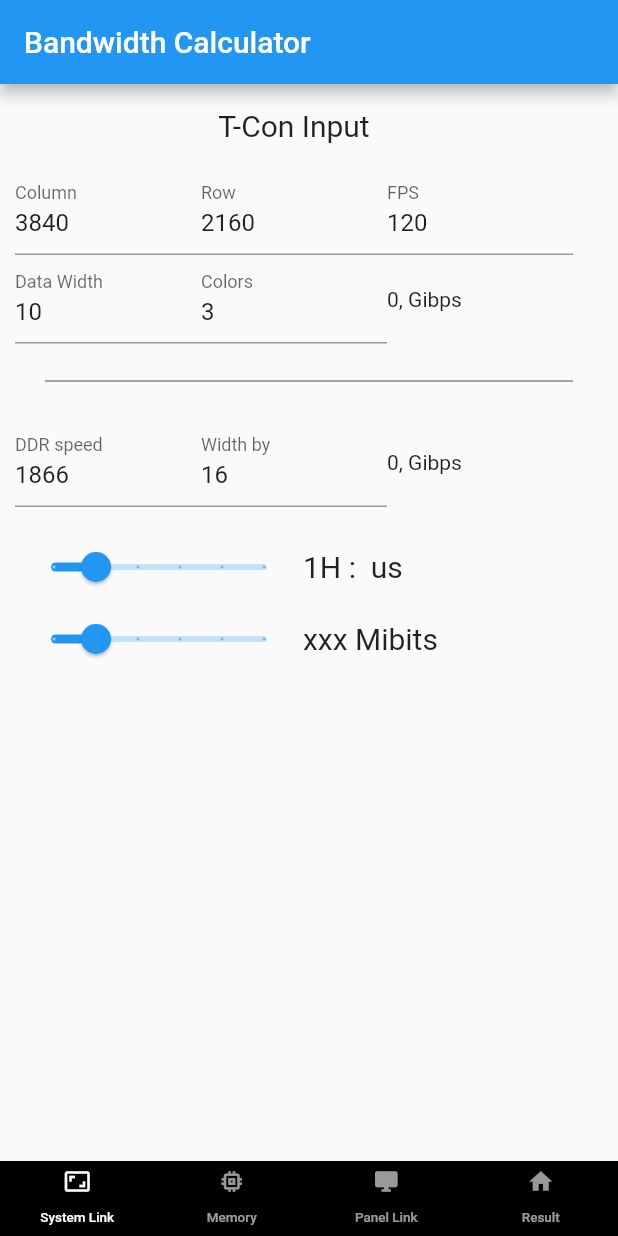
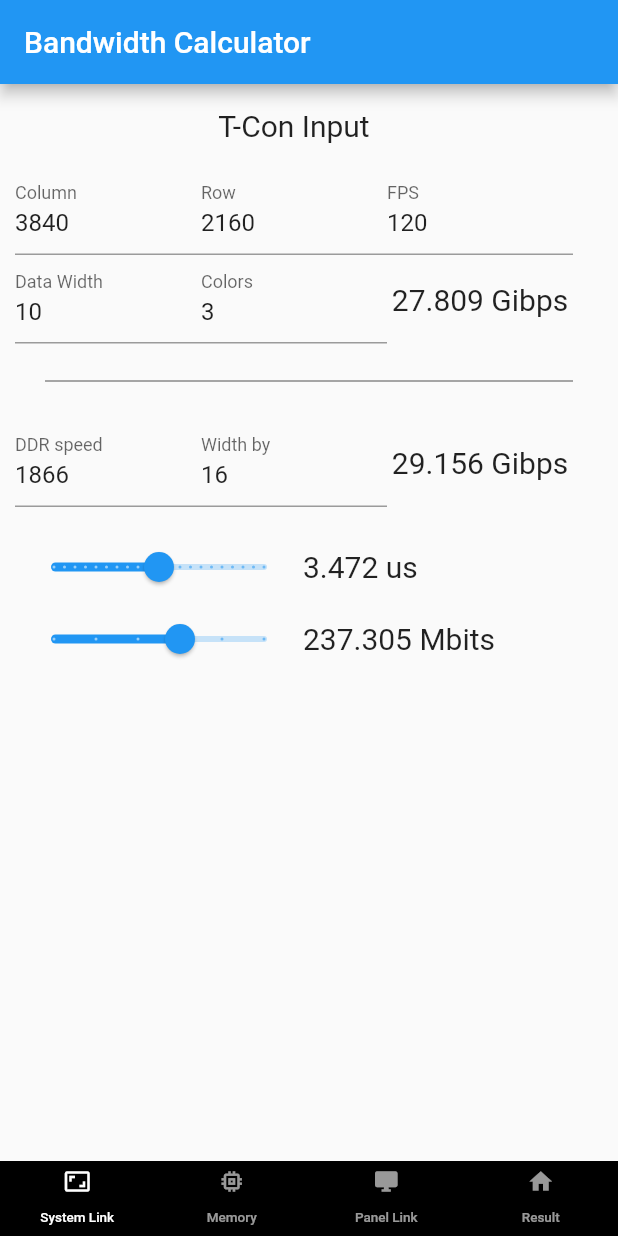
Before and after one commit to hominlim/display_bandwidth_calc, a Flutter app: the screen it shows after launch, on a phone screen of 412 x 824 dp. Run offline on Flutter 3.47's test engine with Material 2 defaults, Android fonts, the light colour scheme and no system bars.

Commit message:
Nov. 27, night

```diff
--- a/lib/screens/tcon_input_screen.dart
+++ b/lib/screens/tcon_input_screen.dart
@@ -19,53 +19,57 @@ class _TconInputScreenState extends State<TconInputScreen> {
   final _ddrSpeedController = TextEditingController(text: "1866");
   final _ddrWidthController = TextEditingController(text: "16");
 
-  var bps_calc_video = 0;
-  var bps_calc_result_gibps = 0;
-  var bps_calc_ddr = 0;
-  var _resultDisplay = 0.00;
-
-  String _resultDimmension = 'bps';
-  String _resultString = '';
-  String _resultVString = '';
-  String _resultHString = '';
+  double bps_calc_video = 0;
+  double bps_calc_result_gibps = 0;
+  double bps_calc_ddr = 0;
+  double _resultDisplay = 0.00;
 
   double vertical_time = 0;
   double horizontal_time = 0;
 
+  double storage_video_result_mbits = 0;
+  double _horizontalTimeSliderValue = 10;
+
   @override
   void initState() {
+    _bpsCalcResult();
     super.initState();
   }
 
-  void _bpsCalcResult(String bps) {
-    var number_of_column = int.parse(_columnController.text);
-    var number_of_row = int.parse(_rowController.text);
-    var frame_frequency = int.parse(_fpsController.text);
-    var number_of_color = int.parse(_colorController.text);
-    var data_width = int.parse(_dataWidthController.text);
-    var ddr_speed = int.parse(_ddrSpeedController.text);
-    var ddr_width = int.parse(_ddrWidthController.text);
+  void _bpsCalcResult() {
+    var number_of_column = double.parse(_columnController.text);
+    var number_of_row = double.parse(_rowController.text);
+    var frame_frequency = double.parse(_fpsController.text);
+    var number_of_color = double.parse(_colorController.text);
+    var data_width = double.parse(_dataWidthController.text);
+    var ddr_speed = double.parse(_ddrSpeedController.text);
+    var ddr_width = double.parse(_ddrWidthController.text);
 
+    setState(() {
       bps_calc_video = number_of_column *
           number_of_row *
           frame_frequency *
           number_of_color *
           data_width;
 
-    bps_calc_ddr = ddr_speed * ddr_width;
+      bps_calc_ddr = ddr_speed * ddr_width / 1024;
 
       vertical_time = (1 / frame_frequency);
-    horizontal_time = vertical_time / number_of_row;
+      // _horizontalTimeSliderValue.round().toString(),
+      horizontal_time = (1 - _horizontalTimeSliderValue / 100) *
+          vertical_time /
+          number_of_row *
+          1000000;
 
-    bps_calc_result_gibps =
-        (bps_calc_video.toDouble() / 1024 / 1024 / 1024) as int;
+      bps_calc_result_gibps = bps_calc_video / 1024 / 1024 / 1024;
 
-    _resultDimmension = bps;
-    _resultString = NumberFormat('###,###,###,###.###').format(_resultDisplay);
-    _resultVString = NumberFormat('###.###').format(vertical_time * 1000);
-    _resultHString =
-        NumberFormat('###.###').format(horizontal_time * 1000 * 1000);
-    setState(() {});
+      storage_video_result_mbits = number_of_column *
+          number_of_row *
+          number_of_color *
+          data_width /
+          1024 /
+          1024;
+    });
   }
 
   @override
@@ -120,14 +124,12 @@ class _TconInputScreenState extends State<TconInputScreen> {
                   controller: _colorController,
                 )),
                 Expanded(
-                  child: Text('${bps_calc_result_gibps}, Gibps'),
-                  // Text(
-                  //   '$_resultString',
-                  //   textAlign: TextAlign.center,
-                  //   style: TextStyle(
-                  //     fontSize: 25,
-                  //   ),
-                  // ),
+                  child: Text(
+                      '${NumberFormat('##.###').format(bps_calc_result_gibps)} Gibps',
+                      textAlign: TextAlign.center,
+                      style: TextStyle(
+                        fontSize: 20,
+                      )),
                 ),
               ],
             ),
@@ -151,7 +153,12 @@ class _TconInputScreenState extends State<TconInputScreen> {
                   controller: _ddrWidthController,
                 )),
                 Expanded(
-                  child: Text('${bps_calc_result_gibps}, Gibps'),
+                  child: Text(
+                      '${NumberFormat('##.###').format(bps_calc_ddr)} Gibps',
+                      textAlign: TextAlign.center,
+                      style: TextStyle(
+                        fontSize: 20,
+                      )),
                 ),
               ],
             ),
@@ -161,16 +168,20 @@ class _TconInputScreenState extends State<TconInputScreen> {
             Row(
               children: [
                 Slider(
-                  value: 20,
-                  max: 100,
-                  divisions: 5,
-                  label: '20',
+                  value: _horizontalTimeSliderValue,
+                  max: 20,
+                  divisions: 20,
+                  label: _horizontalTimeSliderValue.round().toString(),
                   onChanged: (double value) {
-                    setState(() {});
+                    setState(() {
+                      _horizontalTimeSliderValue = value;
+                      // _bpsCalcResult();
+                      print(horizontal_time);
+                    });
                   },
                 ),
                 Text(
-                  '1H : $_resultHString us',
+                  '${NumberFormat('##.###').format(horizontal_time)} us',
                   style: TextStyle(fontSize: 20),
                 ),
               ],
@@ -178,16 +189,18 @@ class _TconInputScreenState extends State<TconInputScreen> {
             Row(
               children: [
                 Slider(
-                  value: 20,
-                  max: 100,
+                  value: _horizontalTimeSliderValue,
+                  max: 20,
                   divisions: 5,
-                  label: '20',
+                  label: _horizontalTimeSliderValue.round().toString(),
                   onChanged: (double value) {
-                    setState(() {});
+                    setState(() {
+                      _horizontalTimeSliderValue = value;
+                    });
                   },
                 ),
                 Text(
-                  'xxx Mibits',
+                  '${NumberFormat('##.###').format(storage_video_result_mbits)} Mbits',
                   style: TextStyle(fontSize: 20),
                 ),
               ],
```
Also changed, not shown: 10 other files. Lines whose indentation alone changed are shown as unchanged.
